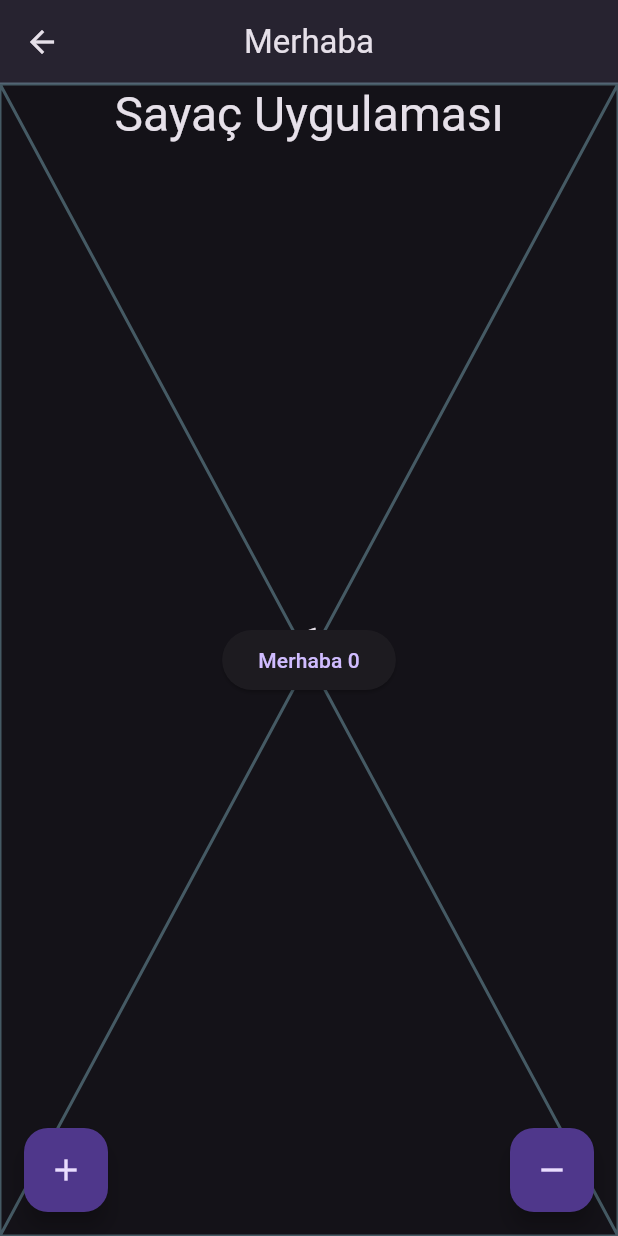
After one commit to Sametkrlii/Flutter-Dart-Learning-Journey, a Flutter app: the StatefullLearn screen opened directly, after a tap on the "add" icon, on a phone screen of 412 x 824 dp. The commit adds this screen. Run offline on Flutter 3.47's test engine with Material 3 defaults, Android fonts, the phone set to English and light mode, and no system bars; network calls fail.

Commit message:
Dosya adları değişti,dosyalar githuba uygun hale getirildi.

```diff
--- a/lib/101/color_learn.dart
+++ b/lib/101/color_learn.dart
@@ -10,7 +10,7 @@ class ColorLearnView extends StatelessWidget {
 
       body:Column (
         children: [
-          Container(
+          Container(height: 100, width: 100,
             color:Theme.of(context).colorScheme.error
           )
 
--- a/lib/101/list_tile_learn.dart
+++ b/lib/101/list_tile_learn.dart
@@ -1,5 +1,5 @@
 import 'package:flutter/material.dart';
-import 'package:flutter_learn1/core/random_image.dart';
+import 'package:flutter_learning_journey/core/random_image.dart';
 
 class ListTileView extends StatelessWidget {
   const ListTileView({super.key});
--- /dev/null
+++ b/lib/101/stateful_learn.dart
@@ -0,0 +1,76 @@
+import 'package:flutter/material.dart';
+import 'package:flutter_learning_journey/product/counter_hello_button.dart';
+import 'package:flutter_learning_journey/product/languages/language_items.dart';
+
+class StatefullLearn extends StatefulWidget {
+  const StatefullLearn({super.key});
+
+  @override
+  State<StatefullLearn> createState() => _StatefullLearnState();
+}
+
+class _StatefullLearnState extends State<StatefullLearn> {
+  int _countValue = 0;
+
+  void _updateCounter(bool isIncrement) {
+    if (isIncrement) {
+      _countValue += 1;
+    } else {
+      _countValue -= 1;
+    }
+    setState(() {});
+  }
+
+  @override
+  Widget build(BuildContext context) {
+    return Scaffold(
+      appBar: AppBar(title:Text(LanguageItems.welcomeTitle)),
+      floatingActionButton: SizedBox(
+        width: MediaQuery.sizeOf(context).width - 32,
+        child: Row(
+          mainAxisAlignment: MainAxisAlignment.spaceBetween,
+          mainAxisSize: MainAxisSize.min,
+
+          // Row/Column'un ana eksendeki boyutunu belirler.
+          // min: Sadece child'ların kapladığı alan kadar yer kaplar.
+          // max: Mümkün olan tüm alanı kaplar.
+          // Default değeri: MainAxisSize.max
+          children: [_incrementButton(), _deincrementButton()],
+        ),
+      ),
+      body: Stack(
+        children: [
+          Align(alignment: Alignment.topCenter, child: _baslikYazisi(context)),
+          Align(alignment: Alignment.center, child: _counterDisplay(context)),
+          Placeholder(),
+          Align(alignment:Alignment.center,child: CounterHelloButton()),
+
+
+        ],
+      ),
+    );
+  }
+
+  Text _counterDisplay(BuildContext context) =>
+      Text(_countValue.toString(), style: Theme.of(context).textTheme.displayLarge);
+  Text _baslikYazisi(BuildContext context) =>
+      Text("Sayaç Uygulaması", style: Theme.of(context).textTheme.headlineLarge);
+
+  FloatingActionButton _incrementButton() {
+    return FloatingActionButton(heroTag: 2,
+      onPressed: () {
+        _updateCounter(true);
+      },
+      child: Icon(Icons.add),
+    );
+  }
+
+  FloatingActionButton _deincrementButton() {
+    return FloatingActionButton(heroTag: 2,
+      onPressed: () {
+        _updateCounter(false);
+      },
+      child: Icon(Icons.remove),
+    );
+  }
+}
--- a/lib/core/random_image.dart
+++ b/lib/core/random_image.dart
@@ -1,8 +1,11 @@
+//CORE KLASÖRÜ -> UYGULAMA GENELİNDE TEKRAR EDEBİLCEK ÖZELLİKLER, ORTAK ŞEYLER.
+
+
 import 'package:flutter/material.dart';
 
 class RandomImage extends StatelessWidget {
   const RandomImage({super.key, this.height = 100});
-  final imageUrl = "https://picsum.photos/200/300";
+  static const imageUrl = "https://picsum.photos/200/300";
   final double height;
 
   @override
--- a/lib/demos/stack_demo_view.dart
+++ b/lib/demos/stack_demo_view.dart
@@ -1,5 +1,5 @@
 import 'package:flutter/material.dart';
-import 'package:flutter_learn1/core/random_image.dart';
+import 'package:flutter_learning_journey/core/random_image.dart';
 
 class StackDemo extends StatelessWidget {
   const StackDemo({super.key});
--- a/lib/main.dart
+++ b/lib/main.dart
@@ -1,6 +1,6 @@
 import 'package:flutter/material.dart';
 import 'package:flutter/services.dart';
-import 'package:flutter_learn1/demos/stack_demo_view.dart';
+import 'package:flutter_learning_journey/101/statefull_life_cycle_learn.dart';
 import '101/color_learn.dart';
 
 void main() {
@@ -38,7 +38,7 @@ class MyApp extends StatelessWidget {
           elevation: 5,
         ),
       ),
-      home:  StackDemo(),
+      home:  StatefullLifeCycleLearn(message: "Samet",),
     );
   }
 }
--- /dev/null
+++ b/lib/product/counter_hello_button.dart
@@ -0,0 +1,37 @@
+//PRODUCT KLASÖRÜ -> BU UYGULAMAYA ÖZGÜ İŞ MANTIĞI VE ÖZELLİKLER.
+
+import "package:flutter/material.dart";
+import "package:flutter_learning_journey/product/languages/language_items.dart";
+
+class CounterHelloButton extends StatefulWidget {
+  const CounterHelloButton({super.key});
+
+  @override
+  State<CounterHelloButton> createState() => _CounterHelloButtonState();
+}
+
+class _CounterHelloButtonState extends State<CounterHelloButton> {
+  int _counterValueCustom = 0;
+  final String _welcomeTitle = LanguageItems.welcomeTitle;
+
+  void _updateCounter() {
+    setState(() {
+      ++_counterValueCustom;
+    });
+  }
+
+  void _longPressUpdateCounter() {
+    setState(() {
+      _counterValueCustom *= 2;
+    });
+  }
+
+  @override
+  Widget build(BuildContext context) {
+    return ElevatedButton(
+      onPressed: _updateCounter,
+      onLongPress: _longPressUpdateCounter,
+      child: Text("$_welcomeTitle $_counterValueCustom"),
+    );
+  }
+}
--- /dev/null
+++ b/lib/product/languages/language_items.dart
@@ -0,0 +1,6 @@
+//Projede kullanılabilecek stringlerin bulunduğu dosya.
+
+
+class LanguageItems {
+  static const String welcomeTitle = "Merhaba";
+}
--- a/pubspec.yaml
+++ b/pubspec.yaml
@@ -1,4 +1,4 @@
-name: flutter_learn1
+name: flutter_learning_journey
 description: "A new Flutter project."
 # The following line prevents the package from being accidentally published to
 # pub.dev using `flutter pub publish`. This is preferred for private packages.
```
Also changed, not shown: lib/101/page_view_learn.dart (added, +85 -0 lines), lib/101/statefull_life_cycle_learn.dart (added, +56 -0 lines), 16 other files.
